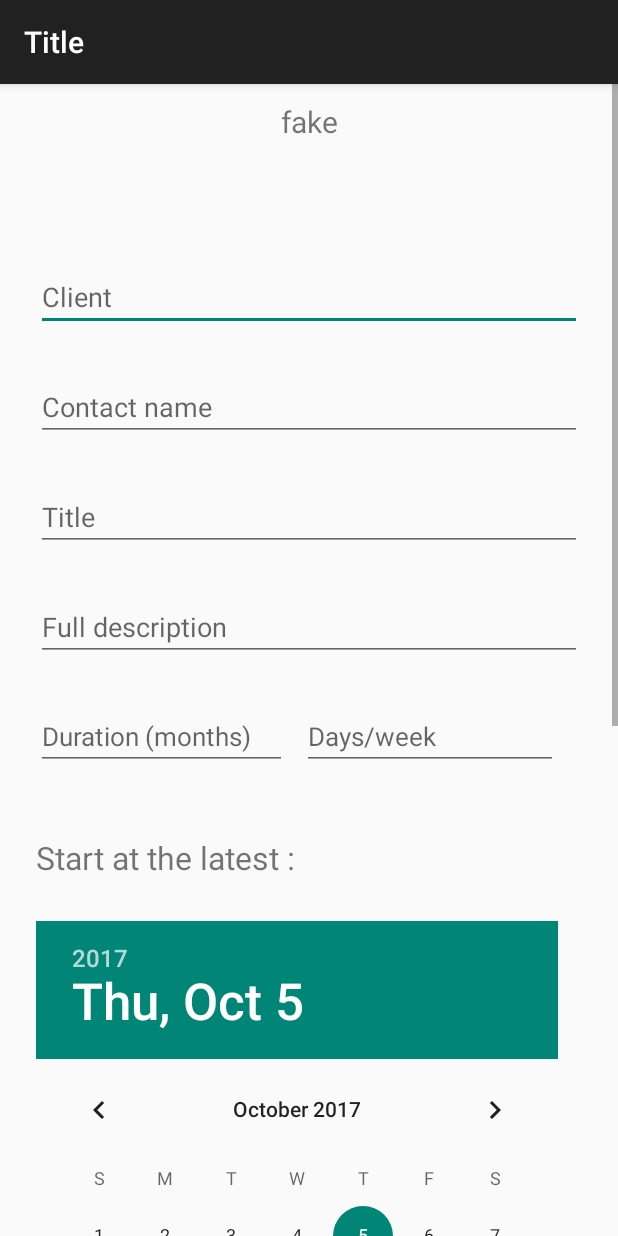
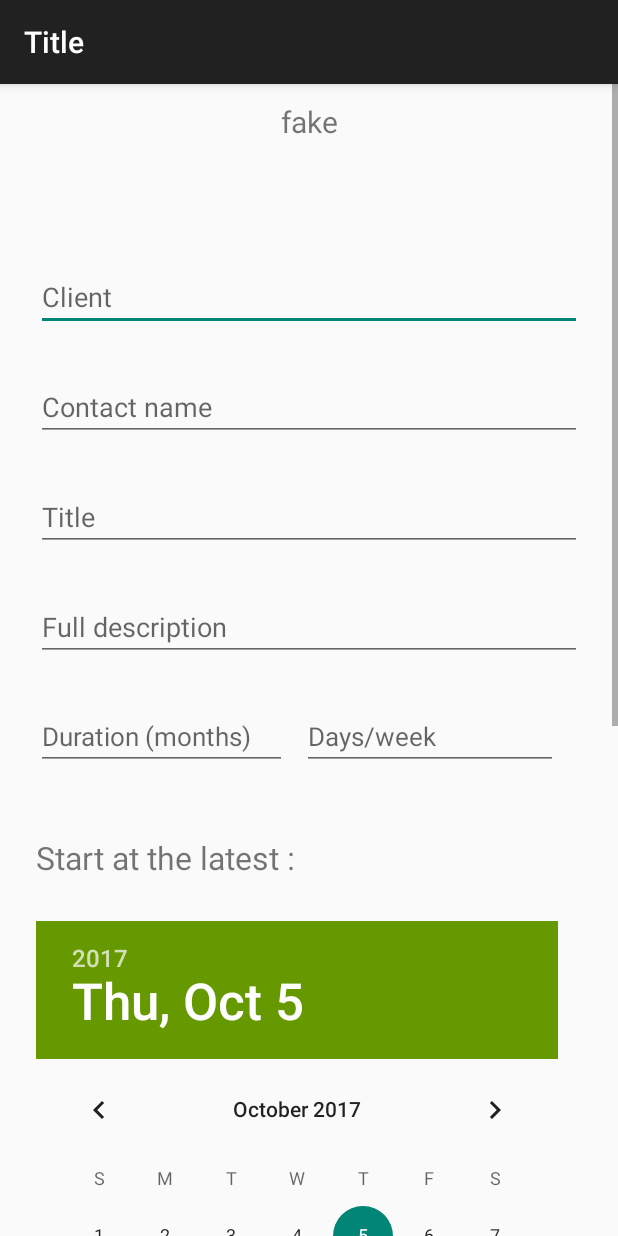
Before and after one commit to eni-causer-a/workshop-1, an Android app: the FicheBesoinActivity screen opened directly, with no data from a screen before it, on a phone screen of 412 x 824 dp. Run offline under Robolectric (Android 15) with nearby library versions, the phone set to English and light mode, and no system bars; libraries missing offline, so code that uses them is left out: io.bloco.faker; 14 statements that could not run were skipped.

Commit message:
Ajout du Spinner sur la modif besoin

```diff
--- a/app/src/main/java/com/gfi/appcommercial/activity/FicheBesoinActivity.java
+++ b/app/src/main/java/com/gfi/appcommercial/activity/FicheBesoinActivity.java
@@ -172,6 +172,15 @@ public class FicheBesoinActivity extends AppCompatActivity {
 
         datePickerStartDate = (DatePicker) findViewById(R.id.datePickerStartDate);
 
+        //récupération du spinner
+
+        spinnerStatus = (Spinner) findViewById(R.id.spinnerStatus);
+        ArrayAdapter<CharSequence> adapter = ArrayAdapter.createFromResource(this, R.array.tri, android.R.layout.simple_spinner_item);
+        // Specify the layout to use when the list of choices appears
+        adapter.setDropDownViewResource(android.R.layout.simple_spinner_dropdown_item);
+        // Apply the adapter to the spinner
+        spinnerStatus.setAdapter(adapter);
+
         if (add_mod.equals("add")){
 
             currentDateTimeString = DateFormat.getDateTimeInstance().format(new Date());
@@ -301,14 +310,7 @@ public class FicheBesoinActivity extends AppCompatActivity {
         buttonCancel = (Button) findViewById(R.id.buttonCancel);
         buttonSaveShare = (Button) findViewById(R.id.buttonSaveShare);
 
-        //récupération du spinner
 
-        spinnerStatus = (Spinner) findViewById(R.id.spinnerStatus);
-        ArrayAdapter<CharSequence> adapter = ArrayAdapter.createFromResource(this, R.array.tri, android.R.layout.simple_spinner_item);
-        // Specify the layout to use when the list of choices appears
-        adapter.setDropDownViewResource(android.R.layout.simple_spinner_dropdown_item);
-        // Apply the adapter to the spinner
-        spinnerStatus.setAdapter(adapter);
 
 
 
@@ -374,7 +376,8 @@ public class FicheBesoinActivity extends AppCompatActivity {
 
             datePickerStartDate.updateDate(unBesoinM.getStartAtLastest().getYear(), unBesoinM.getStartAtLastest().getMonth(), unBesoinM.getStartAtLastest().getDay() );
 
-
+            int sP = adapter.getPosition(unBesoinM.getStatus());
+            spinnerStatus.setSelection(sP);
 
 
 
--- a/app/src/main/res/layout/activity_fiche_besoin.xml
+++ b/app/src/main/res/layout/activity_fiche_besoin.xml
@@ -138,7 +138,9 @@
                 android:id="@+id/datePickerStartDate"
                 android:layout_width="match_parent"
                 android:layout_height="wrap_content"
-                android:layout_margin="@dimen/activity_horizontal_margin" />
+                android:layout_margin="@dimen/activity_horizontal_margin"
+                android:headerBackground="@android:color/holo_green_dark"
+                android:yearListSelectorColor="@android:color/holo_green_dark" />
 
             <EditText
                 android:id="@+id/editTextLocation"
--- a/app/src/main/res/values/strings.xml
+++ b/app/src/main/res/values/strings.xml
@@ -1,5 +1,5 @@
 <resources>
-    <string name="app_name">AppCommercial</string>
+    <string name="app_name">Commercial Needs Manager</string>
 
     <!-- Strings related to login -->
     <string name="prompt_email">Email</string>
```
